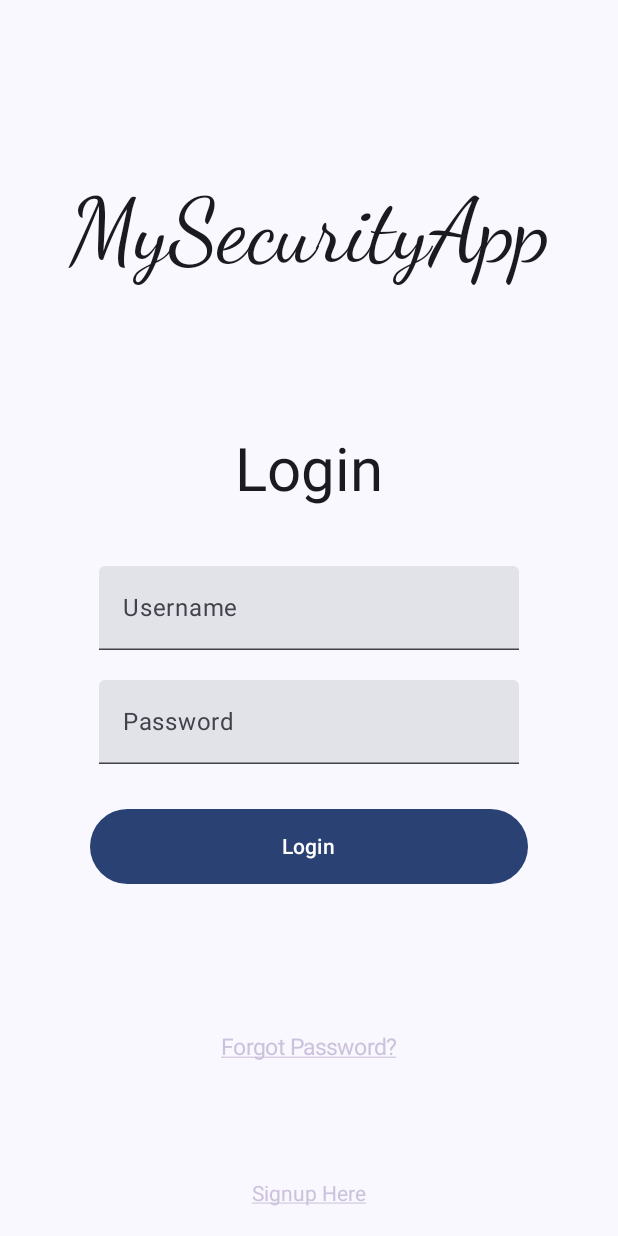
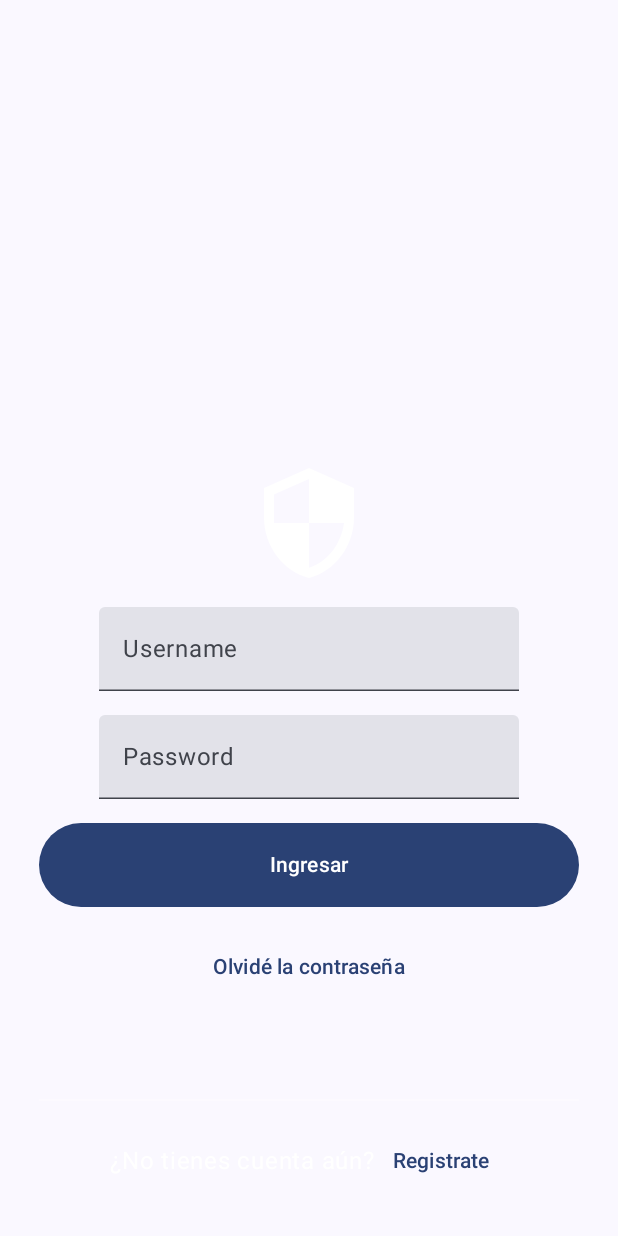
Before and after one commit to Maricarmen5-31/DANPExamen01, an Android app built with Jetpack Compose: the screen it shows after launch (MainActivity), on a phone screen of 412 x 824 dp. Run offline under Robolectric (Android 15) with nearby library versions, the phone set to English and light mode, and no system bars.

Commit message:
Interfaz login

```diff
--- a/app/src/main/java/com/example/danpexamen01/interfaces/login/LoginPage.kt
+++ b/app/src/main/java/com/example/danpexamen01/interfaces/login/LoginPage.kt
@@ -5,14 +5,21 @@ import androidx.compose.foundation.shape.RoundedCornerShape
 import androidx.compose.foundation.text.ClickableText
 import androidx.compose.foundation.text.KeyboardOptions
 import androidx.compose.material3.Button
+import androidx.compose.material3.Divider
 import androidx.compose.material3.ExperimentalMaterial3Api
+import androidx.compose.material3.Icon
 import androidx.compose.material3.Text
+import androidx.compose.material3.TextButton
 import androidx.compose.material3.TextField
 import androidx.compose.runtime.Composable
+import androidx.compose.runtime.getValue
 import androidx.compose.runtime.mutableStateOf
 import androidx.compose.runtime.remember
+import androidx.compose.runtime.setValue
 import androidx.compose.ui.Alignment
 import androidx.compose.ui.Modifier
+import androidx.compose.ui.graphics.Color
+import androidx.compose.ui.res.painterResource
 import androidx.compose.ui.text.AnnotatedString
 import androidx.compose.ui.text.TextStyle
 import androidx.compose.ui.text.font.FontFamily
@@ -24,11 +31,12 @@ import androidx.compose.ui.unit.sp
 import androidx.navigation.NavController
 import com.example.danpexamen01.ui.theme.PurpleGrey40
 import com.example.danpexamen01.ui.theme.PurpleGrey80
+import com.example.danpexamen01.R
 
 @OptIn(ExperimentalMaterial3Api::class)
 @Composable
 fun LoginPage(navController: NavController) {
-    Box(modifier = Modifier.fillMaxSize()) {
+    /*Box(modifier = Modifier.fillMaxSize()) {
         ClickableText(
             text = AnnotatedString("Signup Here"),
             modifier = Modifier
@@ -42,13 +50,68 @@ fun LoginPage(navController: NavController) {
                 color = PurpleGrey80
             )
         )
-    }
+    }*/
     Column(
-        modifier = Modifier.padding(20.dp),
-        verticalArrangement = Arrangement.Center,
+        modifier = Modifier
+            .padding(26.dp)
+            .fillMaxSize(),
+        verticalArrangement = Arrangement.spacedBy(16.dp, alignment = Alignment.Bottom),
         horizontalAlignment = Alignment.CenterHorizontally
     ) {
         val username = remember {
+            mutableStateOf(TextFieldValue())
+        }
+        val password = remember {
+            mutableStateOf(TextFieldValue())
+        }
+
+        Icon(
+            painter = painterResource(id = R.drawable.baseline_security_24 ),null,
+            Modifier.size(80.dp),
+            tint = Color.White
+        )
+        TextField(
+            label = { Text(text = "Username") },
+            value = username.value,
+            onValueChange = { username.value = it }
+        )
+
+        TextField(
+            label = { Text(text = "Password") },
+            value = password.value,
+            onValueChange = { password.value = it },
+            keyboardOptions = KeyboardOptions(keyboardType = KeyboardType.Password)
+        )
+
+        Button(onClick = {navController.navigate("menu") }, modifier = Modifier.fillMaxWidth()) {
+            Text(text = "Ingresar", Modifier.padding(vertical = 10.dp))
+        }
+        Row(verticalAlignment = Alignment.CenterVertically){
+            TextButton(onClick = {navController.navigate("forgot-password")}) {
+                Text(text = "Olvidé la contraseña")
+            }
+        }
+
+
+        Divider(
+            color = Color.White.copy(alpha = 0.3f),
+            thickness = 1.dp,
+            modifier = Modifier.padding(top = 48.dp)
+        )
+        Row(verticalAlignment = Alignment.CenterVertically){
+
+            Text(text = "¿No tienes cuenta aún?", color = Color.White)
+            TextButton(onClick = {navController.navigate("signup")}) {
+                Text(text = "Registrate")
+            }
+        }
+
+    }
+
+}
+
+
+        /*val username = remember {
             mutableStateOf(TextFieldValue())
         }
         val password = remember {
@@ -94,7 +157,7 @@ fun LoginPage(navController: NavController) {
                     .fillMaxWidth()
                     .height(50.dp)
             ) {
-                Text(text = "Login")
+                Text(text = ""Login"")
             }
         }
 
@@ -111,4 +174,4 @@ fun LoginPage(navController: NavController) {
             )
         )
     }
-}
+}*/
--- /dev/null
+++ b/app/src/main/res/drawable/baseline_security_24.xml
@@ -0,0 +1,5 @@
+<vector android:height="24dp" android:tint="#000000"
+    android:viewportHeight="24" android:viewportWidth="24"
+    android:width="24dp" xmlns:android="http://schemas.android.com/apk/res/android">
+    <path android:fillColor="@android:color/white" android:pathData="M12,1L3,5v6c0,5.55 3.84,10.74 9,12 5.16,-1.26 9,-6.45 9,-12L21,5l-9,-4zM12,11.99h7c-0.53,4.12 -3.28,7.79 -7,8.94L12,12L5,12L5,6.3l7,-3.11v8.8z"/>
+</vector>
```
